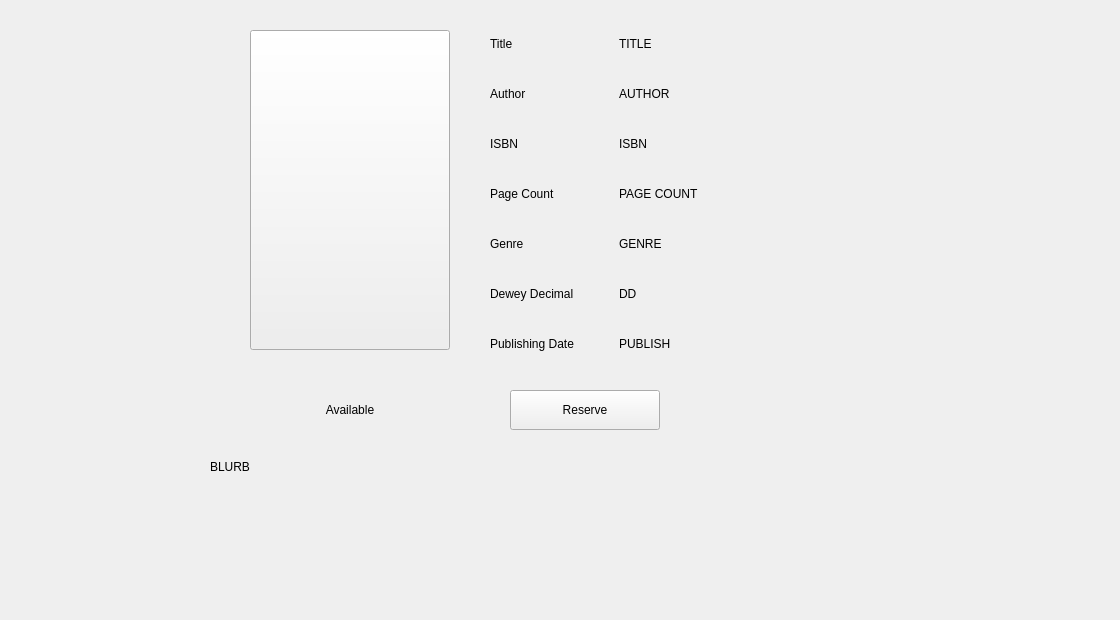
First picture: the form in viewbook.ui, repository Frederick-Rive/CS106_LibrarySystem_GroupProject, before the edit.
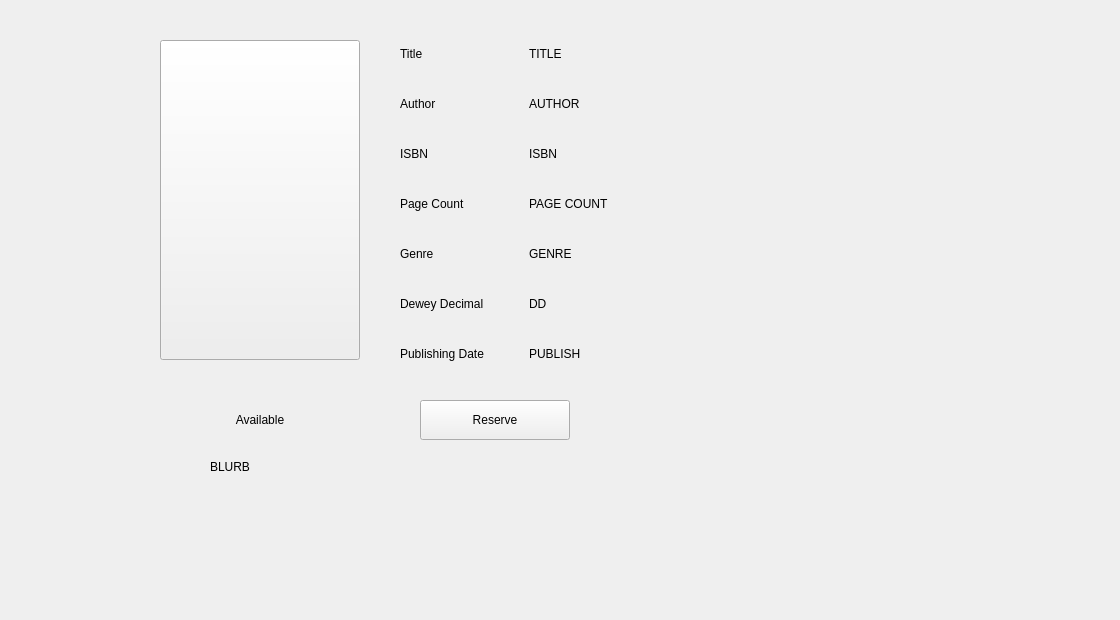
Second picture: the form after the edit.

Patch:
```diff
--- a/viewbook.ui
+++ b/viewbook.ui
@@ -22,8 +22,8 @@
   <widget class="QPushButton" name="prebookButton">
    <property name="geometry">
     <rect>
-     <x>510</x>
-     <y>390</y>
+     <x>420</x>
+     <y>400</y>
      <width>150</width>
      <height>40</height>
     </rect>
@@ -35,8 +35,8 @@
   <widget class="QLabel" name="availableLabel">
    <property name="geometry">
     <rect>
-     <x>280</x>
-     <y>390</y>
+     <x>190</x>
+     <y>400</y>
      <width>140</width>
      <height>40</height>
     </rect>
@@ -91,8 +91,8 @@
   <widget class="QPushButton" name="coverLabel">
    <property name="geometry">
     <rect>
-     <x>250</x>
-     <y>30</y>
+     <x>160</x>
+     <y>40</y>
      <width>200</width>
      <height>320</height>
     </rect>
@@ -104,8 +104,8 @@
   <widget class="QWidget" name="labels" native="true">
    <property name="geometry">
     <rect>
-     <x>490</x>
-     <y>20</y>
+     <x>400</x>
+     <y>30</y>
      <width>131</width>
      <height>351</height>
     </rect>
@@ -261,8 +261,8 @@
   <widget class="QWidget" name="layoutWidget">
    <property name="geometry">
     <rect>
-     <x>619</x>
-     <y>20</y>
+     <x>529</x>
+     <y>30</y>
      <width>431</width>
      <height>351</height>
     </rect>
```
